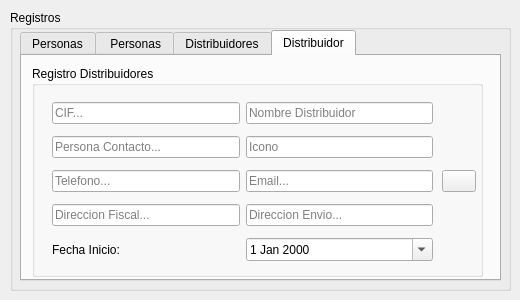
Qt form ui/dialogs/personas_dialog.ui (franciscocontreras93/agrae) before a commit.
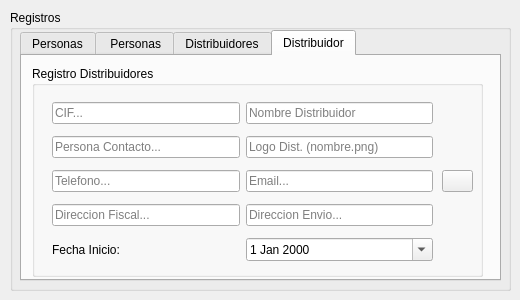
The same form after that commit. The open tabs and pages were chosen to show the change.

```diff
--- a/ui/dialogs/personas_dialog.ui
+++ b/ui/dialogs/personas_dialog.ui
@@ -437,8 +437,11 @@
         </item>
         <item row="1" column="1">
          <widget class="QLineEdit" name="ln_icono">
+          <property name="text">
+           <string/>
+          </property>
           <property name="placeholderText">
-           <string>Icono</string>
+           <string>Logo Dist. (nombre.png)</string>
           </property>
          </widget>
         </item>
@@ -480,7 +483,7 @@
         <rect>
          <x>410</x>
          <y>30</y>
-         <width>34</width>
+         <width>31</width>
          <height>171</height>
         </rect>
        </property>
```
Left out of the diff: 8 changed lines with no effect on the pictures.
